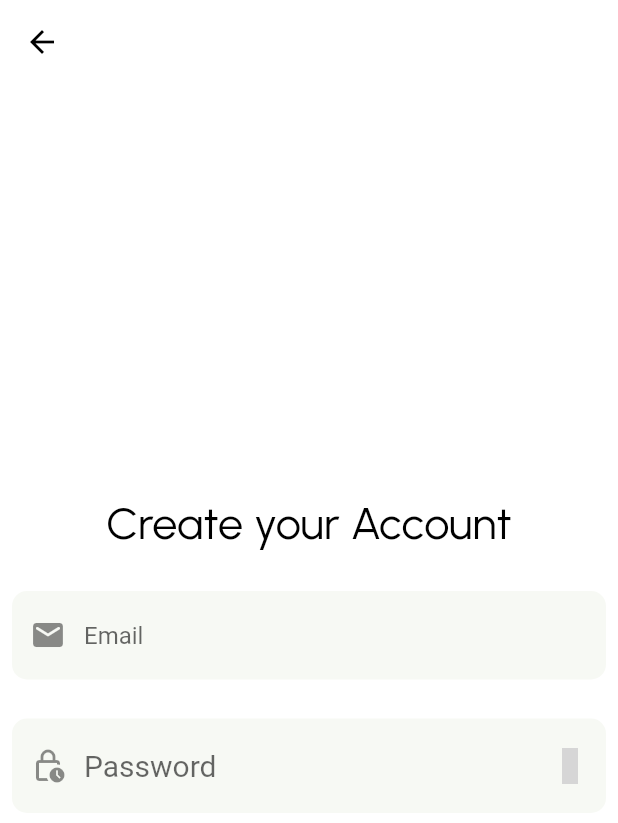
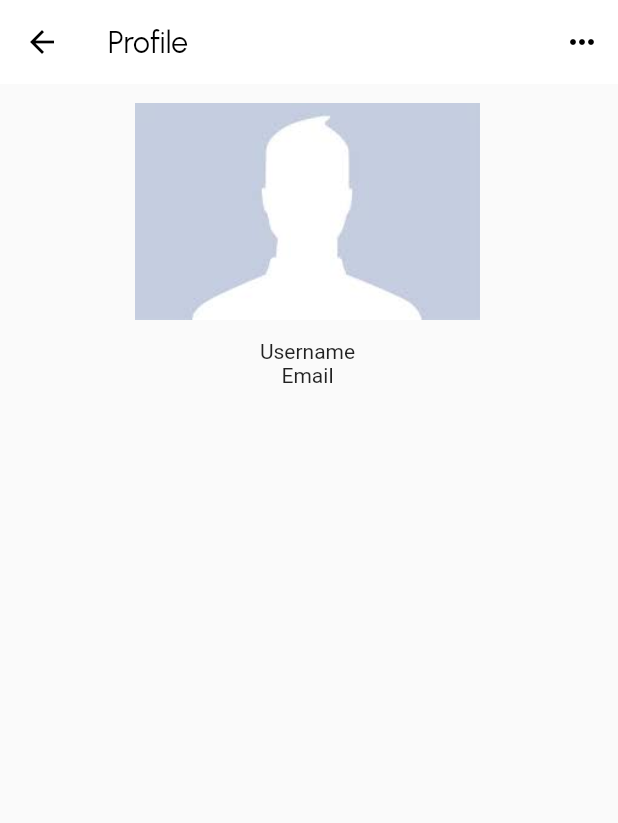
Before and after one commit to voducminh1402/Edu2Gether-mobile, a Flutter app: the screen it shows after launch, on a phone screen of 412 x 824 dp. Shown: the top 823 px of the screen. Run offline on Flutter 3.47's test engine with Material 2 defaults, Android fonts, the phone set to English and light mode, and no system bars; project files that could hold a hidden picture were left out; grey boxes are pictures that could not be loaded.

Commit message:
User Profile Screen 40% Processing

```diff
--- a/lib/main.dart
+++ b/lib/main.dart
@@ -1,5 +1,6 @@
 import 'package:edu2gether_mobile/screens/login/create_account.dart';
 import 'package:edu2gether_mobile/screens/login/login.dart';
+import 'package:edu2gether_mobile/screens/userProfile/profile.dart';
 import 'package:flutter/material.dart';
 
 void main() {
@@ -27,7 +28,7 @@
         // is not restarted.
         primarySwatch: Colors.blue,
       ),
-      home: CreateAccount(),
+      home: Profile(),
     );
   }
 }
--- a/lib/screens/login/login.dart
+++ b/lib/screens/login/login.dart
@@ -28,7 +28,7 @@
             Container(
               width: 200,
               height: 200,
-              child: Center(child: Image.asset('images/circle.png'),),
+              child: Center(child: Image.asset('assets/images/circle.png'),),
             ),
             SizedBox(
               height: 16,
--- /dev/null
+++ b/lib/screens/userProfile/profile.dart
@@ -0,0 +1,66 @@
+import 'package:edu2gether_mobile/widgets/big_text.dart';
+import 'package:flutter/material.dart';
+import 'package:flutter/widgets.dart';
+
+class Profile extends StatelessWidget {
+
+  const Profile({super.key});
+
+  @override
+  Widget build(BuildContext context) {
+
+    return MaterialApp(
+      home: Scaffold(
+        backgroundColor: Colors.white,
+        appBar: AppBar(
+          leading: BackButton(
+            color: Colors.black,
+            onPressed: (){
+              Navigator.pop(context);
+            },
+          ),
+          title: Text(
+            'Profile',
+            style: TextStyle(
+              fontFamily: 'Urbanist',
+              color: Colors.black,
+
+            ),
+          ),
+          backgroundColor: Colors.white,
+          elevation: 0,
+          actions: <Widget>[
+            IconButton(onPressed: (){
+                //do something in hear
+            }, icon: Icon(
+              Icons.more_horiz,
+              color: Colors.black,
+
+            ))
+          ],
+        ),
+        body: Material(
+          elevation: 1,
+          child:  Stack(
+            children: [
+              Positioned(
+                left: 90,
+                child:  Column(
+                  children: [
+                    Container(
+                      width: 230,
+                      height: 170,
+                      child: Center(child: Image.asset('assets/images/avatarFBdefault.png'),),
+                    ),
+                    new Text('Username'),
+                    new Text('Email'),
+                  ],
+                ),
+              ),
+          ],),
+        )
+
+      ),
+    );
+  }
+}
```
Also changed, not shown: lib/screens/login/create_account.dart (+139 -4 lines), assets/icons/threedot.png (added), assets/images/avatarFBdefault.png (added).
